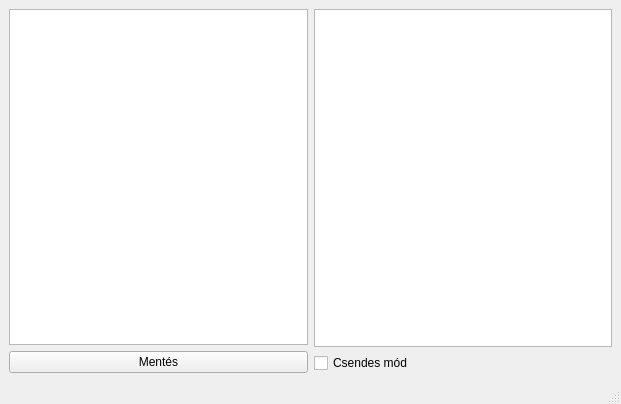
Before: the Qt Designer form mainwindow.ui in plungingChode/xfst-ui, drawn with Qt 5.
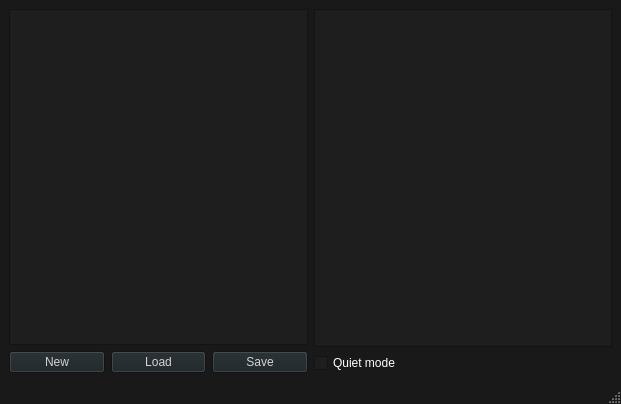
After: the same form once the commit is applied.

```diff
--- a/mainwindow.ui
+++ b/mainwindow.ui
@@ -16,99 +16,99 @@
      <colorrole role="WindowText">
       <brush brushstyle="SolidPattern">
        <color alpha="255">
-        <red>0</red>
-        <green>0</green>
-        <blue>0</blue>
+        <red>255</red>
+        <green>255</green>
+        <blue>255</blue>
        </color>
       </brush>
      </colorrole>
      <colorrole role="Button">
       <brush brushstyle="SolidPattern">
        <color alpha="255">
-        <red>239</red>
-        <green>239</green>
-        <blue>239</blue>
+        <red>27</red>
+        <green>34</green>
+        <blue>37</blue>
        </color>
       </brush>
      </colorrole>
      <colorrole role="Light">
       <brush brushstyle="SolidPattern">
        <color alpha="255">
-        <red>255</red>
-        <green>255</green>
-        <blue>255</blue>
+        <red>40</red>
+        <green>51</green>
+        <blue>55</blue>
        </color>
       </brush>
      </colorrole>
      <colorrole role="Midlight">
       <brush brushstyle="SolidPattern">
        <color alpha="255">
-        <red>247</red>
-        <green>247</green>
-        <blue>247</blue>
+        <red>25</red>
+        <green>25</green>
+        <blue>25</blue>
        </color>
       </brush>
      </colorrole>
      <colorrole role="Dark">
       <brush brushstyle="SolidPattern">
        <color alpha="255">
-        <red>119</red>
-        <green>119</green>
-        <blue>119</blue>
+        <red>13</red>
+        <green>17</green>
+        <blue>18</blue>
        </color>
       </brush>
      </colorrole>
      <colorrole role="Mid">
       <brush brushstyle="SolidPattern">
        <color alpha="255">
-        <red>159</red>
-        <green>159</green>
-        <blue>159</blue>
+        <red>18</red>
+        <green>23</green>
+        <blue>25</blue>
        </color>
       </brush>
      </colorrole>
      <colorrole role="Text">
       <brush brushstyle="SolidPattern">
        <color alpha="255">
-        <red>0</red>
-        <green>0</green>
-        <blue>0</blue>
+        <red>211</red>
+        <green>211</green>
+        <blue>211</blue>
        </color>
       </brush>
      </colorrole>
      <colorrole role="BrightText">
       <brush brushstyle="SolidPattern">
        <color alpha="255">
-        <red>255</red>
-        <green>255</green>
-        <blue>255</blue>
+        <red>211</red>
+        <green>211</green>
+        <blue>211</blue>
        </color>
       </brush>
      </colorrole>
      <colorrole role="ButtonText">
       <brush brushstyle="SolidPattern">
        <color alpha="255">
-        <red>0</red>
-        <green>0</green>
-        <blue>0</blue>
+        <red>211</red>
+        <green>211</green>
+        <blue>211</blue>
        </color>
       </brush>
      </colorrole>
      <colorrole role="Base">
       <brush brushstyle="SolidPattern">
        <color alpha="255">
-        <red>255</red>
-        <green>255</green>
-        <blue>255</blue>
+        <red>30</red>
+        <green>30</green>
+        <blue>30</blue>
        </color>
       </brush>
      </colorrole>
      <colorrole role="Window">
       <brush brushstyle="SolidPattern">
        <color alpha="255">
-        <red>239</red>
-        <green>239</green>
-        <blue>239</blue>
+        <red>25</red>
+        <green>25</green>
+        <blue>25</blue>
        </color>
       </brush>
      </colorrole>
@@ -124,9 +124,9 @@
      <colorrole role="AlternateBase">
       <brush brushstyle="SolidPattern">
        <color alpha="255">
-        <red>247</red>
-        <green>247</green>
-        <blue>247</blue>
+        <red>13</red>
+        <green>17</green>
+        <blue>18</blue>
        </color>
       </brush>
      </colorrole>
@@ -151,9 +151,9 @@
      <colorrole role="PlaceholderText">
       <brush brushstyle="SolidPattern">
        <color alpha="128">
-        <red>0</red>
-        <green>0</green>
-        <blue>0</blue>
+        <red>255</red>
+        <green>255</green>
+        <blue>255</blue>
        </color>
       </brush>
      </colorrole>
@@ -162,99 +162,99 @@
      <colorrole role="WindowText">
       <brush brushstyle="SolidPattern">
        <color alpha="255">
-        <red>0</red>
-        <green>0</green>
-        <blue>0</blue>
+        <red>255</red>
+        <green>255</green>
+        <blue>255</blue>
        </color>
       </brush>
      </colorrole>
      <colorrole role="Button">
       <brush brushstyle="SolidPattern">
        <color alpha="255">
-        <red>239</red>
-        <green>239</green>
-        <blue>239</blue>
+        <red>27</red>
+        <green>34</green>
+        <blue>37</blue>
        </color>
       </brush>
      </colorrole>
      <colorrole role="Light">
       <brush brushstyle="SolidPattern">
        <color alpha="255">
-        <red>255</red>
-        <green>255</green>
-        <blue>255</blue>
+        <red>40</red>
+        <green>51</green>
+        <blue>55</blue>
        </color>
       </brush>
      </colorrole>
      <colorrole role="Midlight">
       <brush brushstyle="SolidPattern">
        <color alpha="255">
-        <red>247</red>
-        <green>247</green>
-        <blue>247</blue>
+        <red>25</red>
+        <green>25</green>
+        <blue>25</blue>
        </color>
       </brush>
      </colorrole>
      <colorrole role="Dark">
       <brush brushstyle="SolidPattern">
        <color alpha="255">
-        <red>119</red>
-        <green>119</green>
-        <blue>119</blue>
+        <red>13</red>
+        <green>17</green>
+        <blue>18</blue>
        </color>
       </brush>
      </colorrole>
      <colorrole role="Mid">
       <brush brushstyle="SolidPattern">
        <color alpha="255">
-        <red>159</red>
-        <green>159</green>
-        <blue>159</blue>
+        <red>18</red>
+        <green>23</green>
+        <blue>25</blue>
        </color>
       </brush>
      </colorrole>
      <colorrole role="Text">
       <brush brushstyle="SolidPattern">
        <color alpha="255">
-        <red>0</red>
-        <green>0</green>
-        <blue>0</blue>
+        <red>211</red>
+        <green>211</green>
+        <blue>211</blue>
        </color>
       </brush>
      </colorrole>
      <colorrole role="BrightText">
       <brush brushstyle="SolidPattern">
        <color alpha="255">
-        <red>255</red>
-        <green>255</green>
-        <blue>255</blue>
+        <red>211</red>
+        <green>211</green>
+        <blue>211</blue>
        </color>
       </brush>
      </colorrole>
      <colorrole role="ButtonText">
       <brush brushstyle="SolidPattern">
        <color alpha="255">
-        <red>0</red>
-        <green>0</green>
-        <blue>0</blue>
+        <red>211</red>
+        <green>211</green>
+        <blue>211</blue>
        </color>
       </brush>
      </colorrole>
      <colorrole role="Base">
       <brush brushstyle="SolidPattern">
        <color alpha="255">
-        <red>255</red>
-        <green>255</green>
-        <blue>255</blue>
+        <red>30</red>
+        <green>30</green>
+        <blue>30</blue>
        </color>
       </brush>
      </colorrole>
      <colorrole role="Window">
       <brush brushstyle="SolidPattern">
        <color alpha="255">
-        <red>239</red>
-        <green>239</green>
-        <blue>239</blue>
+        <red>25</red>
+        <green>25</green>
+        <blue>25</blue>
        </color>
       </brush>
      </colorrole>
@@ -270,9 +270,9 @@
      <colorrole role="AlternateBase">
       <brush brushstyle="SolidPattern">
        <color alpha="255">
-        <red>247</red>
-        <green>247</green>
-        <blue>247</blue>
+        <red>13</red>
+        <green>17</green>
+        <blue>18</blue>
        </color>
       </brush>
      </colorrole>
@@ -297,9 +297,9 @@
      <colorrole role="PlaceholderText">
       <brush brushstyle="SolidPattern">
        <color alpha="128">
-        <red>0</red>
-        <green>0</green>
-        <blue>0</blue>
+        <red>255</red>
+        <green>255</green>
+        <blue>255</blue>
        </color>
       </brush>
      </colorrole>
@@ -308,99 +308,99 @@
      <colorrole role="WindowText">
       <brush brushstyle="SolidPattern">
        <color alpha="255">
-        <red>119</red>
-        <green>119</green>
-        <blue>119</blue>
+        <red>13</red>
+        <green>17</green>
+        <blue>18</blue>
        </color>
       </brush>
      </colorrole>
      <colorrole role="Button">
       <brush brushstyle="SolidPattern">
        <color alpha="255">
-        <red>239</red>
-        <green>239</green>
-        <blue>239</blue>
+        <red>27</red>
+        <green>34</green>
+        <blue>37</blue>
        </color>
       </brush>
      </colorrole>
      <colorrole role="Light">
       <brush brushstyle="SolidPattern">
        <color alpha="255">
-        <red>255</red>
-        <green>255</green>
-        <blue>255</blue>
+        <red>40</red>
+        <green>51</green>
+        <blue>55</blue>
        </color>
       </brush>
      </colorrole>
      <colorrole role="Midlight">
       <brush brushstyle="SolidPattern">
        <color alpha="255">
-        <red>247</red>
-        <green>247</green>
-        <blue>247</blue>
+        <red>25</red>
+        <green>25</green>
+        <blue>25</blue>
        </color>
       </brush>
      </colorrole>
      <colorrole role="Dark">
       <brush brushstyle="SolidPattern">
        <color alpha="255">
-        <red>119</red>
-        <green>119</green>
-        <blue>119</blue>
+        <red>13</red>
+        <green>17</green>
+        <blue>18</blue>
        </color>
       </brush>
      </colorrole>
      <colorrole role="Mid">
       <brush brushstyle="SolidPattern">
        <color alpha="255">
-        <red>159</red>
-        <green>159</green>
-        <blue>159</blue>
+        <red>18</red>
+        <green>23</green>
+        <blue>25</blue>
        </color>
       </brush>
      </colorrole>
      <colorrole role="Text">
       <brush brushstyle="SolidPattern">
        <color alpha="255">
-        <red>119</red>
-        <green>119</green>
-        <blue>119</blue>
+        <red>13</red>
+        <green>17</green>
+        <blue>18</blue>
        </color>
       </brush>
      </colorrole>
      <colorrole role="BrightText">
       <brush brushstyle="SolidPattern">
        <color alpha="255">
-        <red>255</red>
-        <green>255</green>
-        <blue>255</blue>
+        <red>211</red>
+        <green>211</green>
+        <blue>211</blue>
        </color>
       </brush>
      </colorrole>
      <colorrole role="ButtonText">
       <brush brushstyle="SolidPattern">
        <color alpha="255">
-        <red>119</red>
-        <green>119</green>
-        <blue>119</blue>
+        <red>13</red>
+        <green>17</green>
+        <blue>18</blue>
        </color>
       </brush>
      </colorrole>
      <colorrole role="Base">
       <brush brushstyle="SolidPattern">
        <color alpha="255">
-        <red>239</red>
-        <green>239</green>
-        <blue>239</blue>
+        <red>25</red>
+        <green>25</green>
+        <blue>25</blue>
        </color>
       </brush>
      </colorrole>
      <colorrole role="Window">
       <brush brushstyle="SolidPattern">
        <color alpha="255">
-        <red>239</red>
-        <green>239</green>
-        <blue>239</blue>
+        <red>25</red>
+        <green>25</green>
+        <blue>25</blue>
        </color>
       </brush>
      </colorrole>
@@ -416,9 +416,9 @@
      <colorrole role="AlternateBase">
       <brush brushstyle="SolidPattern">
        <color alpha="255">
-        <red>239</red>
-        <green>239</green>
-        <blue>239</blue>
+        <red>27</red>
+        <green>34</green>
+        <blue>37</blue>
        </color>
       </brush>
      </colorrole>
@@ -443,9 +443,9 @@
      <colorrole role="PlaceholderText">
       <brush brushstyle="SolidPattern">
        <color alpha="128">
-        <red>0</red>
-        <green>0</green>
-        <blue>0</blue>
+        <red>255</red>
+        <green>255</green>
+        <blue>255</blue>
        </color>
       </brush>
      </colorrole>
@@ -456,9 +456,9 @@
    <string>XFST</string>
   </property>
   <widget class="QWidget" name="centralwidget">
-   <layout class="QHBoxLayout" name="horizontalLayout">
+   <layout class="QHBoxLayout" name="horizontalLayout_3">
     <item>
-     <layout class="QVBoxLayout" name="layout_input">
+     <layout class="QVBoxLayout" name="verticalLayout">
       <item>
        <widget class="QTextEdit" name="pteInput">
         <property name="font">
@@ -469,6 +469,9 @@
           <bold>false</bold>
          </font>
         </property>
+        <property name="lineWrapMode">
+         <enum>QTextEdit::WidgetWidth</enum>
+        </property>
         <property name="tabStopWidth">
          <number>40</number>
         </property>
@@ -478,14 +481,32 @@
        </widget>
       </item>
       <item>
-       <widget class="QPushButton" name="btnSaveAs">
-        <property name="cursor">
-         <cursorShape>PointingHandCursor</cursorShape>
-        </property>
-        <property name="text">
-         <string>Mentés</string>
-        </property>
-       </widget>
+       <layout class="QHBoxLayout" name="horizontalLayout">
+        <item>
+         <widget class="QPushButton" name="btnNew">
+          <property name="text">
+           <string>New</string>
+          </property>
+         </widget>
+        </item>
+        <item>
+         <widget class="QPushButton" name="btnLoad">
+          <property name="text">
+           <string>Load</string>
+          </property>
+         </widget>
+        </item>
+        <item>
+         <widget class="QPushButton" name="btnSaveAs">
+          <property name="cursor">
+           <cursorShape>PointingHandCursor</cursorShape>
+          </property>
+          <property name="text">
+           <string>Save</string>
+          </property>
+         </widget>
+        </item>
+       </layout>
       </item>
      </layout>
     </item>
@@ -504,7 +525,7 @@
       <item>
        <widget class="QCheckBox" name="cbQuiet">
         <property name="text">
-         <string>Csendes mód</string>
+         <string>Quiet mode</string>
         </property>
        </widget>
       </item>
```
